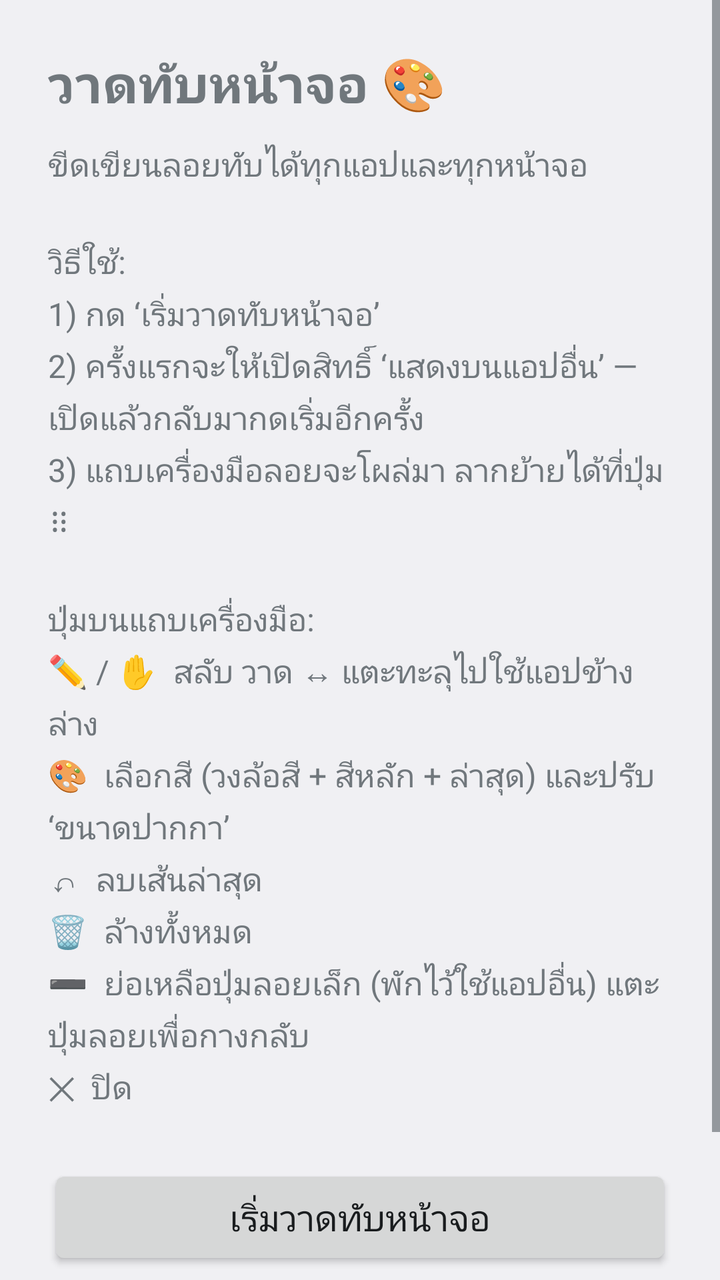
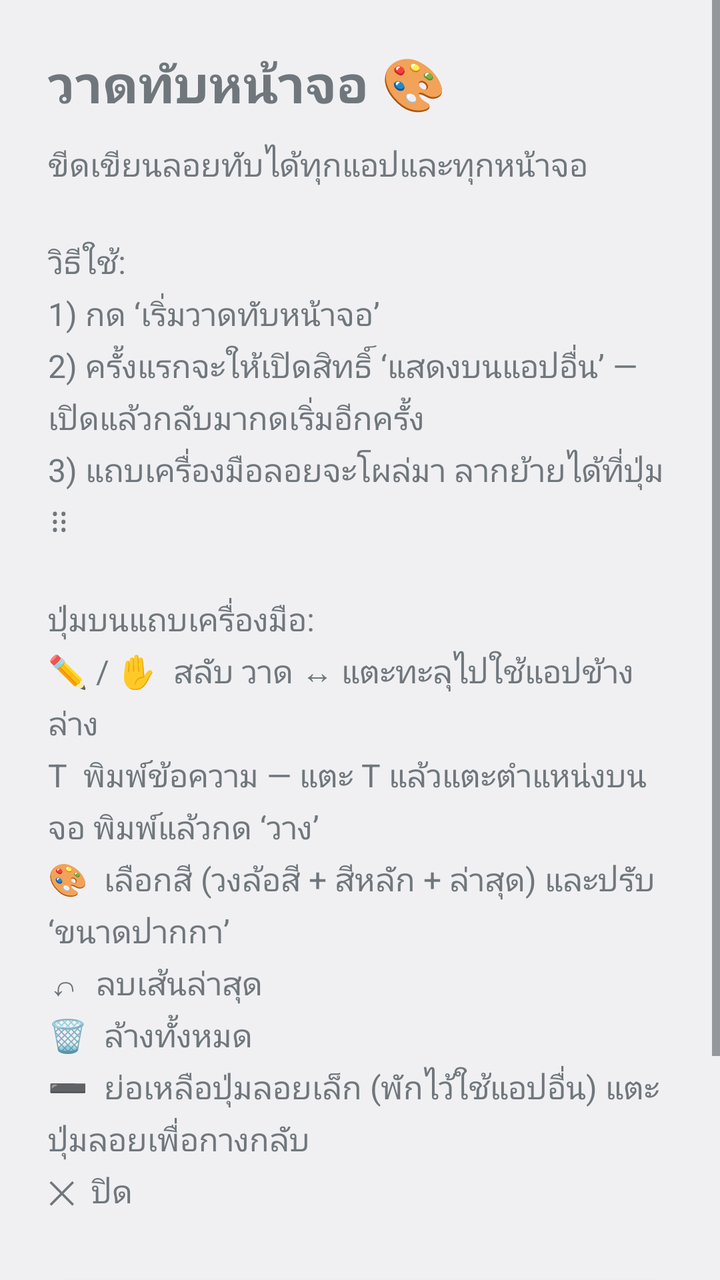

An Android layout rendered at two revisions. The XML below is the earlier revision; the diff shows what the commit changed to produce the second picture.
<!-- AndroidManifest.xml: application theme android:Theme.DeviceDefault.Light -->
<!-- res/layout/activity_main.xml -->
<?xml version="1.0" encoding="utf-8"?>
<ScrollView xmlns:android="http://schemas.android.com/apk/res/android"
    android:layout_width="match_parent"
    android:layout_height="match_parent">

    <LinearLayout
        android:layout_width="match_parent"
        android:layout_height="wrap_content"
        android:orientation="vertical"
        android:padding="24dp">

        <TextView
            android:layout_width="wrap_content"
            android:layout_height="wrap_content"
            android:text="วาดทับหน้าจอ 🎨"
            android:textSize="26sp"
            android:textStyle="bold"
            android:paddingBottom="12dp" />

        <TextView
            android:layout_width="match_parent"
            android:layout_height="wrap_content"
            android:text="ขีดเขียนลอยทับได้ทุกแอปและทุกหน้าจอ\n\nวิธีใช้:\n1) กด ‘เริ่มวาดทับหน้าจอ’\n2) ครั้งแรกจะให้เปิดสิทธิ์ ‘แสดงบนแอปอื่น’ — เปิดแล้วกลับมากดเริ่มอีกครั้ง\n3) แถบเครื่องมือลอยจะโผล่มา ลากย้ายได้ที่ปุ่ม ⠿\n\nปุ่มบนแถบเครื่องมือ:\n✏️ / ✋  สลับ วาด ↔ แตะทะลุไปใช้แอปข้างล่าง\n🎨  เลือกสี (วงล้อสี + สีหลัก + ล่าสุด) และปรับ ‘ขนาดปากกา’\n↶  ลบเส้นล่าสุด\n🗑  ล้างทั้งหมด\n➖  ย่อเหลือปุ่มลอยเล็ก (พักไว้ใช้แอปอื่น) แตะปุ่มลอยเพื่อกางกลับ\n✕  ปิด"
            android:textSize="16sp"
            android:lineSpacingMultiplier="1.2"
            android:paddingBottom="28dp" />

        <Button
            android:id="@+id/btnStart"
            android:layout_width="match_parent"
            android:layout_height="wrap_content"
            android:text="เริ่มวาดทับหน้าจอ"
            android:textSize="18sp"
            android:paddingVertical="14dp" />

        <Button
            android:id="@+id/btnStop"
            android:layout_width="match_parent"
            android:layout_height="wrap_content"
            android:layout_marginTop="12dp"
            android:text="หยุด"
            android:textSize="18sp"
            android:paddingVertical="14dp" />
    </LinearLayout>
</ScrollView>
<!-- resources referenced by this layout -->
<resources>

</resources>

<!-- the commit's change to res/layout/activity_main.xml (unified diff, before → after) -->
@@ -20,7 +20,7 @@
         <TextView
             android:layout_width="match_parent"
             android:layout_height="wrap_content"
-            android:text="ขีดเขียนลอยทับได้ทุกแอปและทุกหน้าจอ\n\nวิธีใช้:\n1) กด ‘เริ่มวาดทับหน้าจอ’\n2) ครั้งแรกจะให้เปิดสิทธิ์ ‘แสดงบนแอปอื่น’ — เปิดแล้วกลับมากดเริ่มอีกครั้ง\n3) แถบเครื่องมือลอยจะโผล่มา ลากย้ายได้ที่ปุ่ม ⠿\n\nปุ่มบนแถบเครื่องมือ:\n✏️ / ✋  สลับ วาด ↔ แตะทะลุไปใช้แอปข้างล่าง\n🎨  เลือกสี (วงล้อสี + สีหลัก + ล่าสุด) และปรับ ‘ขนาดปากกา’\n↶  ลบเส้นล่าสุด\n🗑  ล้างทั้งหมด\n➖  ย่อเหลือปุ่มลอยเล็ก (พักไว้ใช้แอปอื่น) แตะปุ่มลอยเพื่อกางกลับ\n✕  ปิด"
+            android:text="ขีดเขียนลอยทับได้ทุกแอปและทุกหน้าจอ\n\nวิธีใช้:\n1) กด ‘เริ่มวาดทับหน้าจอ’\n2) ครั้งแรกจะให้เปิดสิทธิ์ ‘แสดงบนแอปอื่น’ — เปิดแล้วกลับมากดเริ่มอีกครั้ง\n3) แถบเครื่องมือลอยจะโผล่มา ลากย้ายได้ที่ปุ่ม ⠿\n\nปุ่มบนแถบเครื่องมือ:\n✏️ / ✋  สลับ วาด ↔ แตะทะลุไปใช้แอปข้างล่าง\nT  พิมพ์ข้อความ — แตะ T แล้วแตะตำแหน่งบนจอ พิมพ์แล้วกด ‘วาง’\n🎨  เลือกสี (วงล้อสี + สีหลัก + ล่าสุด) และปรับ ‘ขนาดปากกา’\n↶  ลบเส้นล่าสุด\n🗑  ล้างทั้งหมด\n➖  ย่อเหลือปุ่มลอยเล็ก (พักไว้ใช้แอปอื่น) แตะปุ่มลอยเพื่อกางกลับ\n✕  ปิด"
             android:textSize="16sp"
             android:lineSpacingMultiplier="1.2"
             android:paddingBottom="28dp" />
